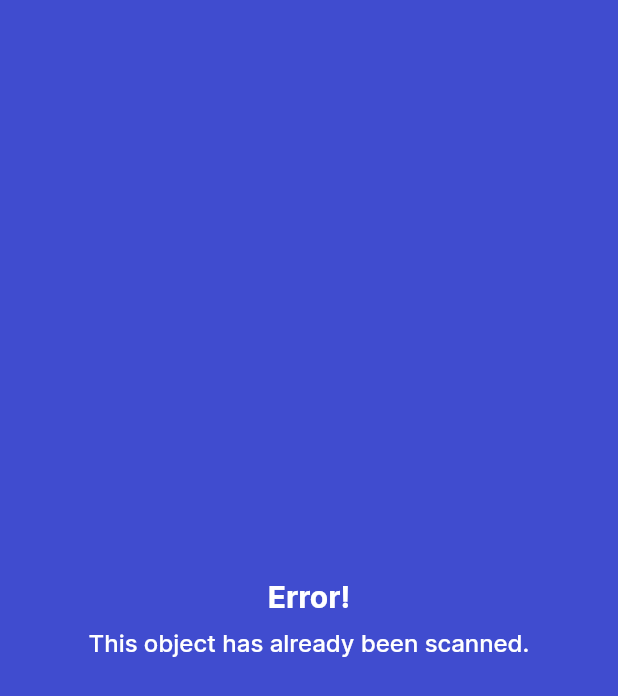
After one commit to Powehix/Mobile-App, a Flutter app: the ErrorDuplicatePage screen opened directly, on a phone screen of 412 x 824 dp. The commit adds this screen. Shown: the top 696 px of the screen. Run offline on Flutter 3.47's test engine with Material 2 defaults, Android fonts, the phone set to English and light mode, and no system bars; our stand-ins replace vibration; missing offline and left inert: flutter_barcode_scanner, mysql1.

Commit message:
Add inventory scan without duplicates

```diff
--- a/lib/main.dart
+++ b/lib/main.dart
@@ -60,14 +60,14 @@ class _MainPageState extends State<MainPage> {
           ),
           const Text(
             'Welcome',
-            style: TextStyle(fontSize: 25, color: Colors.black, fontWeight: FontWeight.bold),
+            style: TextStyle(fontSize: 20, color: Colors.black, fontWeight: FontWeight.bold),
           ),
           const SizedBox(height: 8),
           const SizedBox(
             width: 300,
               child: Text(
                 'This is an inventory management application. Please select what you want to do.',
-                style: TextStyle(fontSize: 15, color: Color(0xFF878787), fontWeight: FontWeight.w600),
+                style: TextStyle(fontSize: 14, color: Color(0xFF878787), fontWeight: FontWeight.w500),
                 textAlign: TextAlign.center,
               ),
           ),
--- /dev/null
+++ b/lib/pages/error_duplicate_page.dart
@@ -0,0 +1,31 @@
+import 'package:flutter/material.dart';
+
+class ErrorDuplicatePage extends StatefulWidget {
+  const ErrorDuplicatePage({Key? key}) : super(key: key);
+
+  @override
+  _ErrorDuplicatePageState createState() => _ErrorDuplicatePageState();
+}
+
+class _ErrorDuplicatePageState extends State<ErrorDuplicatePage> {
+  @override
+  Widget build(BuildContext context) => Scaffold(
+      backgroundColor: const Color(0xFF404ccf),
+      body: Center(
+        child: Column(
+            mainAxisAlignment: MainAxisAlignment.center,
+            children: const [
+              Text(
+                'Error!',
+                style: TextStyle(fontSize: 20, fontWeight: FontWeight.bold, color: Colors.white),
+              ),
+              SizedBox(height: 8),
+              Text(
+                'This object has already been scanned.',
+                style: TextStyle(fontSize: 16, fontWeight: FontWeight.w500, color: Colors.white),
+                textAlign: TextAlign.center,
+              ),
+            ]),
+      )
+  );
+}
--- a/lib/pages/process_inventory_page.dart
+++ b/lib/pages/process_inventory_page.dart
@@ -8,7 +8,8 @@ import '../widgets/button_widget.dart';
 class ProcessInventoryPage extends StatefulWidget {
   final int room;
   final int counter;
-  const ProcessInventoryPage({Key? key, required this.room, required this.counter}) : super(key: key);
+  final List<String> objects;
+  const ProcessInventoryPage({Key? key, required this.room, required this.counter, required this.objects}) : super(key: key);
 
   @override
   _ProcessInventoryPageState createState() => _ProcessInventoryPageState();
@@ -89,7 +90,9 @@ class _ProcessInventoryPageState extends State<ProcessInventoryPage> {
                 setState(() {
                   newCounter = widget.counter;
                 });
-              }),
+              },
+                objects: widget.objects,
+              ),
             )),
             backgroundColor: const Color(0xFF404ccf),
             textColor: Colors.white,
--- a/lib/pages/start_inventory_page.dart
+++ b/lib/pages/start_inventory_page.dart
@@ -16,6 +16,7 @@ class _StartInventoryPageState extends State<StartInventoryPage> {
   var roomID = 'Unknown';
   var rooms = <String>[];
   String dropdownValue = 'Unknown';
+  List<String> objects = [];
 
   Future<void> _getRooms() async {
     await db.getConnection().then((conn) async {
@@ -94,7 +95,7 @@ class _StartInventoryPageState extends State<StartInventoryPage> {
           ButtonWidget(
               text: 'Continue',
               onClicked: () => Navigator.of(context).push(MaterialPageRoute(
-                builder: (BuildContext context) => ProcessInventoryPage(room: int.parse(roomID), counter: 0),
+                builder: (BuildContext context) => ProcessInventoryPage(room: int.parse(roomID), counter: 0, objects: objects),
               )),
               backgroundColor: const Color(0xFF404ccf),
               textColor: Colors.white,
```
Also changed, not shown: lib/pages/scan_inventory_page.dart (+17 -7 lines).
